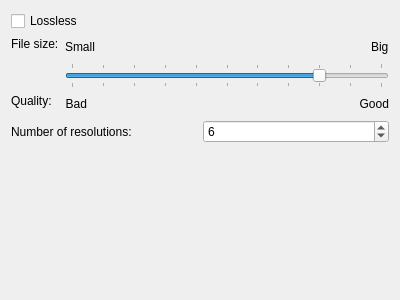
The window that krita/plugins/formats/jp2/kis_wdg_options_jp2.ui (KDE/krita) describes before a commit, drawn with Qt 5.
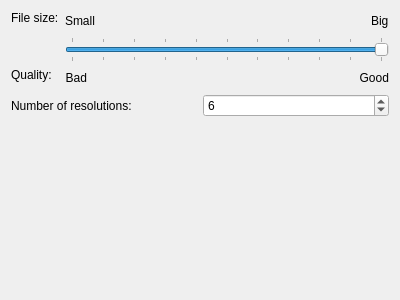
The same window after the commit.

Commit message: set the option of the jpeg2000 filter

```diff
--- a/krita/plugins/formats/jp2/kis_wdg_options_jp2.ui
+++ b/krita/plugins/formats/jp2/kis_wdg_options_jp2.ui
@@ -15,13 +15,6 @@
   </property>
   <layout class="QGridLayout" name="gridLayout">
    <item row="0" column="0" colspan="2">
-    <widget class="QCheckBox" name="checkBox">
-     <property name="text">
-      <string>Lossless</string>
-     </property>
-    </widget>
-   </item>
-   <item row="1" column="0" colspan="2">
     <layout class="QGridLayout">
      <item row="0" column="0" rowspan="2">
       <widget class="QLabel" name="textLabel1">
@@ -90,7 +83,7 @@
           <number>1</number>
          </property>
          <property name="value">
-          <number>80</number>
+          <number>100</number>
          </property>
          <property name="orientation">
           <enum>Qt::Horizontal</enum>
@@ -163,15 +156,15 @@
      </item>
     </layout>
    </item>
-   <item row="2" column="0">
+   <item row="1" column="0">
     <widget class="QLabel" name="label">
      <property name="text">
       <string>Number of resolutions:</string>
      </property>
     </widget>
    </item>
-   <item row="2" column="1">
-    <widget class="QSpinBox" name="spinBox">
+   <item row="1" column="1">
+    <widget class="QSpinBox" name="numberResolutions">
      <property name="minimum">
       <number>1</number>
      </property>
@@ -183,7 +176,7 @@
      </property>
     </widget>
    </item>
-   <item row="3" column="0">
+   <item row="2" column="0">
     <spacer name="verticalSpacer">
      <property name="orientation">
       <enum>Qt::Vertical</enum>
```
The commit also changes 3 other files.
